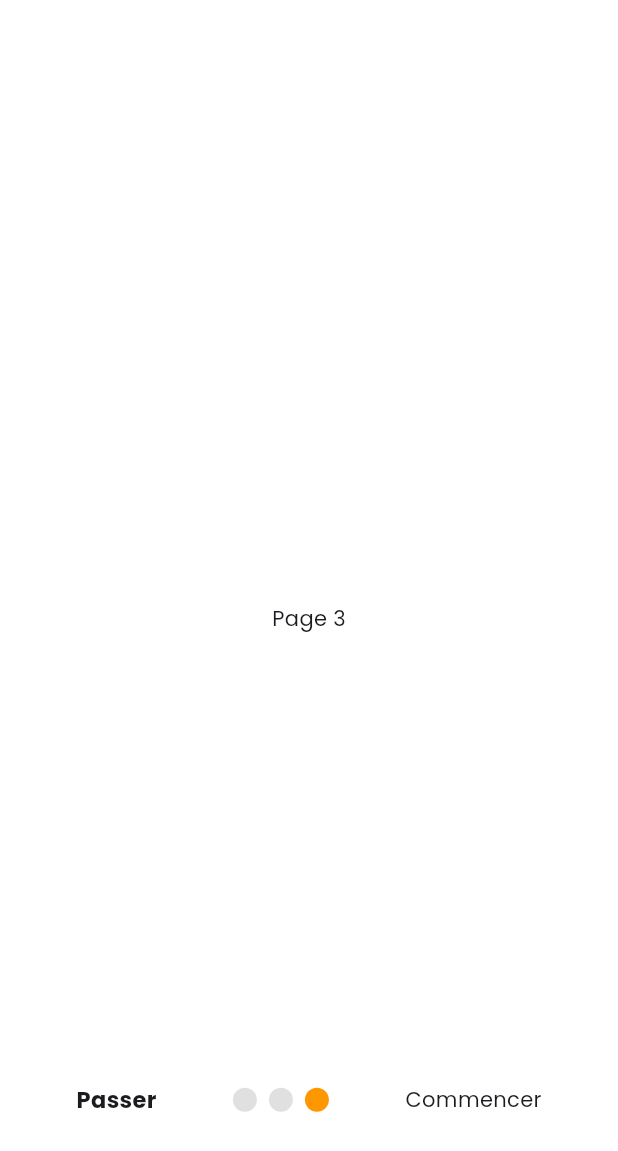
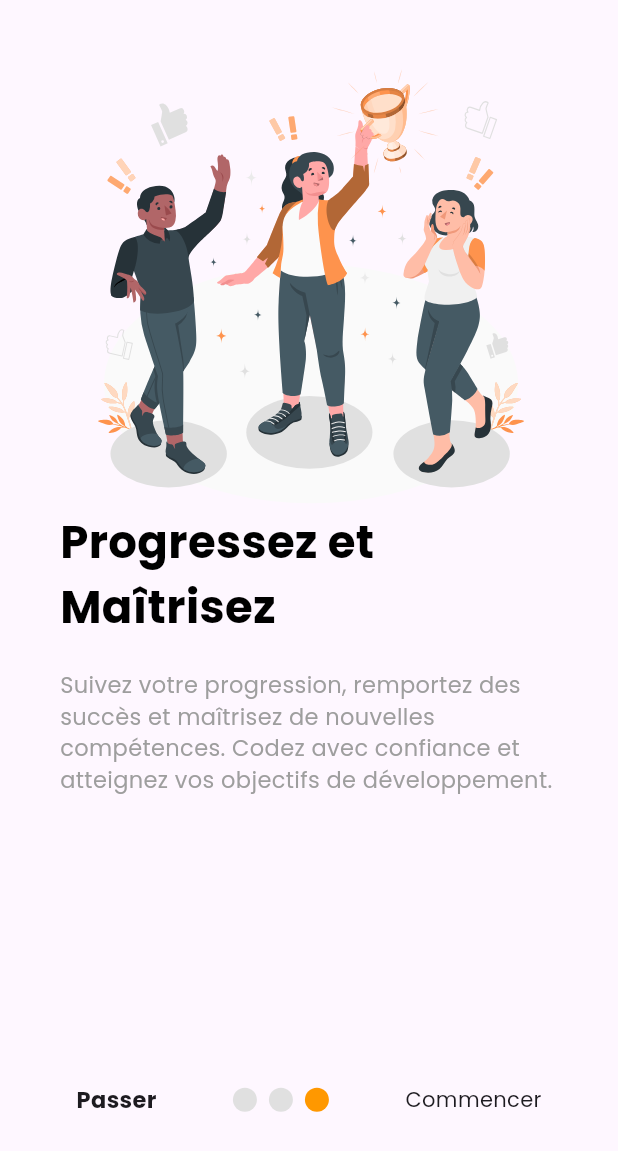
Before and after one commit to Godisouleymane/Nerd-app, a Flutter app: the screen it shows after launch, swiped to page 3, on a phone screen of 412 x 824 dp. Shown: the top 1151 px of the screen. Run offline on Flutter 3.47's test engine with Material 3 defaults, Android fonts, the phone set to English and light mode, and no system bars; drawn by our look-alikes of smooth_page_indicator; our stand-ins replace flutter_svg, google_fonts.

Commit message:
ajout de l'image, texte, sur l'cran 3

```diff
--- a/lib/widgets/intro_screen/page3.dart
+++ b/lib/widgets/intro_screen/page3.dart
@@ -1,14 +1,41 @@
 import 'package:flutter/material.dart';
+import 'package:flutter_svg/svg.dart';
 
 class introPage3 extends StatelessWidget {
   const introPage3({super.key});
 
   @override
   Widget build(BuildContext context) {
-    return Container(
-      color: Colors.white,
-       child: Center(
-        child: Text('Page 3'),
+    return Padding(
+      padding: const EdgeInsets.all(40.0),
+      child: Column(
+        children: [
+          Container(
+            child: SvgPicture.asset(
+              "assets/Achievement-amico.svg",
+              width: 300,
+              height: 300,
+            ),
+          ),
+          const Align(
+            alignment: Alignment.centerLeft,
+            child: Text(
+              "Progressez et Maîtrisez",
+              style: TextStyle(
+                  fontSize: 30,
+                  fontWeight: FontWeight.bold,
+                  color: Colors.black),
+              textAlign: TextAlign.left,
+            ),
+          ),
+          const SizedBox(
+            height: 20.0,
+          ),
+          const Text(
+            "Suivez votre progression, remportez des succès et maîtrisez de nouvelles compétences. Codez avec confiance et atteignez vos objectifs de développement.",
+            style: TextStyle(fontSize: 15, color: Colors.grey),
+          )
+        ],
       ),
     );
   }
```
